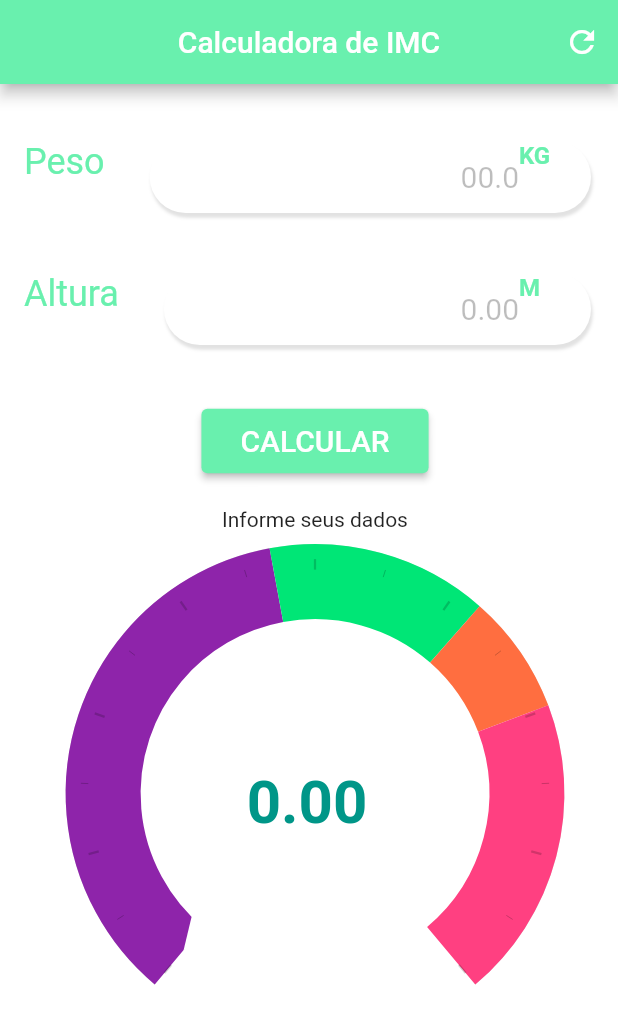
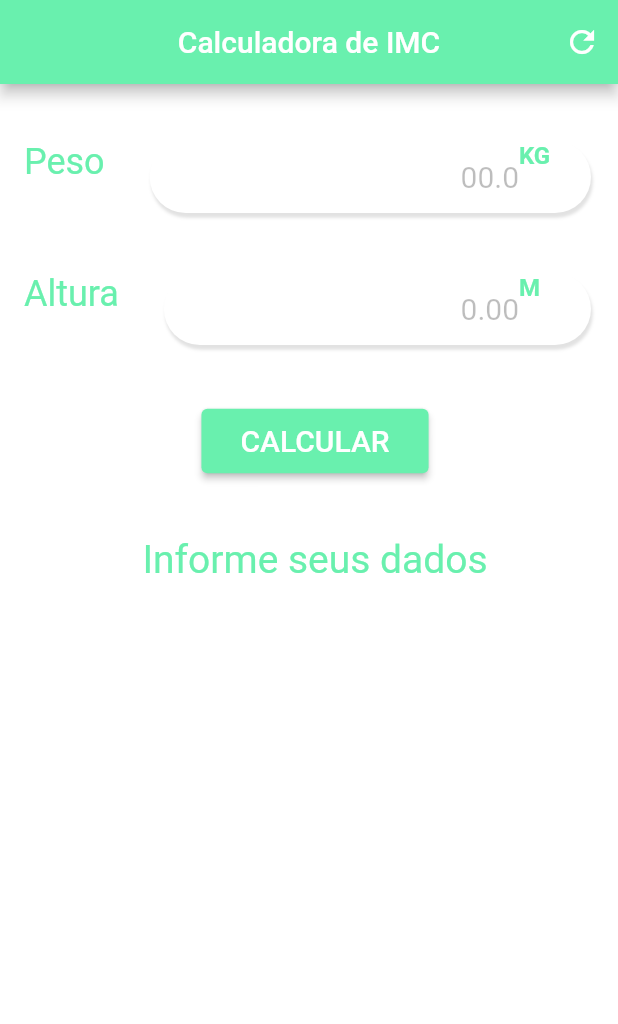
Before and after one commit to 3salles/imc_calculator, a Flutter app: the screen it shows after launch, after a tap on "CALCULAR", after a tap on the "refresh" icon, on a phone screen of 412 x 824 dp. Shown: the top 1024 px of the screen. Run offline on Flutter 3.47's test engine with Material 2 defaults, Android fonts, the phone set to English and light mode, and no system bars; drawn by our look-alikes of syncfusion_flutter_gauges.

Commit message:
styles: Add change text color

```diff
--- a/lib/home.dart
+++ b/lib/home.dart
@@ -17,12 +17,17 @@ class _HomeState extends State<Home> {
   String _infoText = 'Informe seus dados';
   double _imc = 0.0;
 
+  Color _textColor = Colors.white;
+
+  bool _notZero = false;
+
   void _resetFields() {
     weightController.text = "";
     heightController.text = "";
     setState(() {
-      _infoText = "Informe seus dados";
+      _infoText = "";
       _formKey = GlobalKey<FormState>();
+      _notZero = false;
     });
   }
 
@@ -31,15 +36,20 @@ class _HomeState extends State<Home> {
       double weight = double.parse(weightController.text);
       double height = double.parse(heightController.text);
       _imc = weight / (height * height);
+      _notZero = true;
 
       if (_imc < 18.5) {
         _infoText = 'MAGREZA';
+        _textColor = Colors.purple;
       } else if (_imc >= 18.5 && _imc < 25.9) {
         _infoText = "SAUDÁVEL";
+        _textColor = Colors.greenAccent;
       } else if (_imc >= 25.9 && _imc < 29.9) {
         _infoText = "SOBREPESO";
+        _textColor = Colors.orangeAccent;
       } else if (_imc >= 29.9) {
         _infoText = "OBESIDADE";
+        _textColor = Colors.pink;
       }
     });
   }
@@ -210,37 +220,36 @@ class _HomeState extends State<Home> {
                   ),
                 ),
               ),
-              // const Padding(
-              //   padding:  EdgeInsets.all(8.0),
-              //   child:  Text("VOCÊ ESTÁ", style: TextStyle(
-              //     color: Colors.black26,
-              //     fontSize: 18,
-              //   ),
-              //   ),
+
               // ),
-              // const Padding(
-              //   padding:  EdgeInsets.all(16.0),
-              //   child:  Text("SAUDÁVEL", style: TextStyle(
-              //     color: Colors.greenAccent,
-              //     fontSize: 26,
-              //   ),),
-              // ),
-              // const Padding(
-              //   padding:  EdgeInsets.all(4.0),
-              //   child:  Text('SEU PESO IDEAL É ENTRE', style: TextStyle(
-              //     color: Colors.black26,
-              //     fontSize: 18,
-              //   ),),
-              // ),
-              // const Padding(
-              //   padding:  EdgeInsets.all(8.0),
-              //   child:  Text('50 kg a 60 kg', style: TextStyle(
-              //     color: Colors.greenAccent,
-              //     fontSize: 22,
-              //   ),),
-              // ),
-              Text(_infoText),
-              SfRadialGauge(axes: <RadialAxis>[
+              _notZero ?
+              Column(
+                children:  <Widget> [
+                  const Padding(
+                padding:  EdgeInsets.all(8.0),
+                child:  Text("VOCÊ ESTÁ", style: TextStyle(
+                  color: Colors.black26,
+                  fontSize: 18,
+                ),
+                ),
+              ),
+              Padding(
+                padding: const EdgeInsets.all(16.0),
+                child:  Text(_infoText, style: TextStyle(
+                  color: _textColor,
+                  fontSize: 26,
+                ),),
+              ),
+              ],
+              )
+              : const Padding(
+                padding: EdgeInsets.all(20.0),
+                child:  Text("Informe seus dados", style: TextStyle(
+                  color: Colors.greenAccent,
+                  fontSize: 26,
+                ),),
+              ),
+              if (_notZero) SfRadialGauge(axes: <RadialAxis>[
                 RadialAxis(
                     showLabels: false,
                     minimum: 0,
@@ -294,7 +303,8 @@ class _HomeState extends State<Home> {
                         ),
                       )
                     ])
-              ]),
+              ],
+              ),
             ],
           ),
         ),
```
